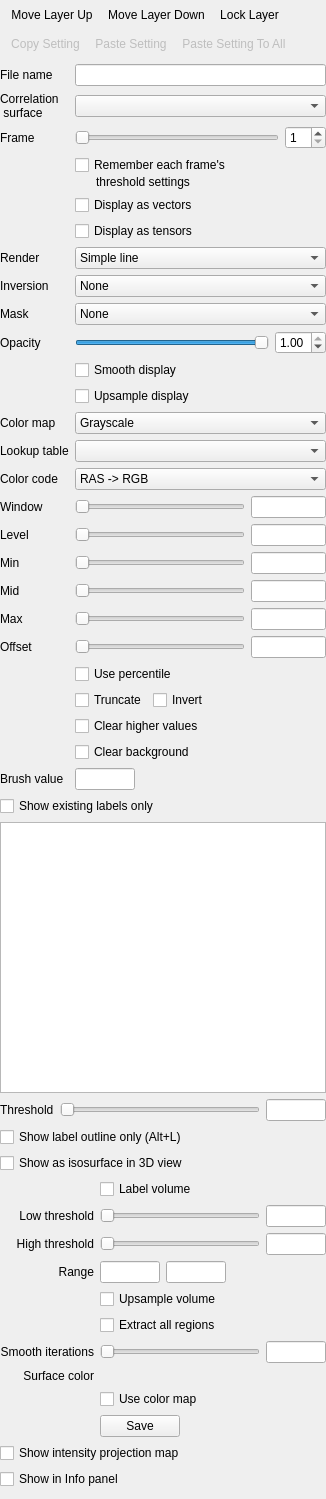
The window that freeview/PanelVolume.ui (freesurfer/freesurfer) describes before a commit, drawn with Qt 5.
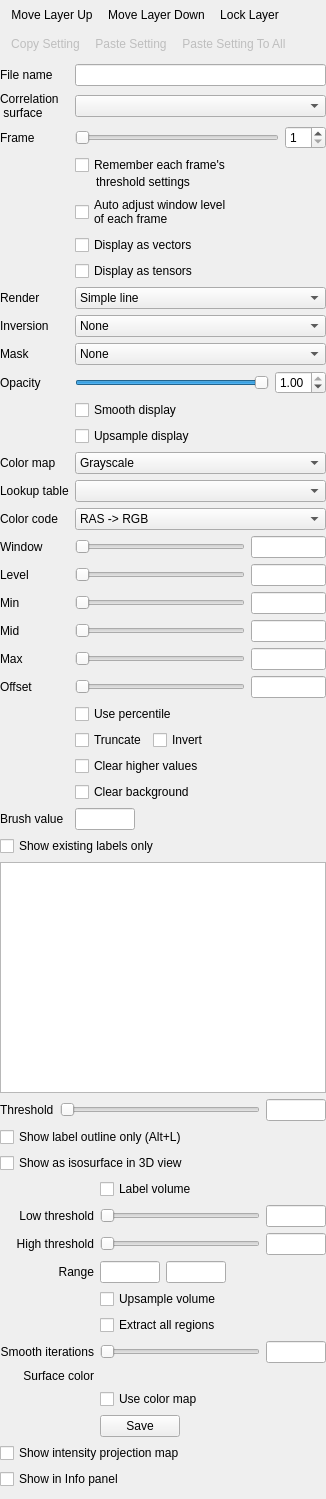
The same window after the commit. Icons and pictures are not drawn. Custom widgets are drawn as their Qt base class.

Commit message: Added option to auto set window level for each frame in the volume

```diff
--- a/freeview/PanelVolume.ui
+++ b/freeview/PanelVolume.ui
@@ -28,7 +28,7 @@
      <x>0</x>
      <y>0</y>
      <width>311</width>
-     <height>1573</height>
+     <height>1615</height>
     </rect>
    </property>
    <layout class="QVBoxLayout" name="verticalLayout">
@@ -130,28 +130,28 @@
         </item>
        </layout>
       </item>
-      <item row="4" column="1">
+      <item row="5" column="1">
        <widget class="QCheckBox" name="checkBoxDisplayVector">
         <property name="text">
          <string>Display as vectors</string>
         </property>
        </widget>
       </item>
-      <item row="5" column="1">
+      <item row="6" column="1">
        <widget class="QCheckBox" name="checkBoxDisplayTensor">
         <property name="text">
          <string>Display as tensors</string>
         </property>
        </widget>
       </item>
-      <item row="6" column="0">
+      <item row="7" column="0">
        <widget class="QLabel" name="labelRenderObject">
         <property name="text">
          <string>Render</string>
         </property>
        </widget>
       </item>
-      <item row="6" column="1">
+      <item row="7" column="1">
        <widget class="QComboBox" name="comboBoxRenderObject">
         <item>
          <property name="text">
@@ -165,14 +165,14 @@
         </item>
        </widget>
       </item>
-      <item row="7" column="0">
+      <item row="8" column="0">
        <widget class="QLabel" name="labelInversion">
         <property name="text">
          <string>Inversion</string>
         </property>
        </widget>
       </item>
-      <item row="7" column="1">
+      <item row="8" column="1">
        <widget class="QComboBox" name="comboBoxInversion">
         <item>
          <property name="text">
@@ -196,14 +196,14 @@
         </item>
        </widget>
       </item>
-      <item row="8" column="0">
+      <item row="9" column="0">
        <widget class="QLabel" name="labelMask">
         <property name="text">
          <string>Mask</string>
         </property>
        </widget>
       </item>
-      <item row="8" column="1">
+      <item row="9" column="1">
        <widget class="QComboBox" name="comboBoxMask">
         <item>
          <property name="text">
@@ -212,14 +212,14 @@
         </item>
        </widget>
       </item>
-      <item row="9" column="0">
+      <item row="10" column="0">
        <widget class="QLabel" name="labelOpacity">
         <property name="text">
          <string>Opacity</string>
         </property>
        </widget>
       </item>
-      <item row="9" column="1">
+      <item row="10" column="1">
        <layout class="QHBoxLayout" name="horizontalLayout_2">
         <item>
          <widget class="QSlider" name="sliderOpacity">
@@ -249,28 +249,28 @@
         </item>
        </layout>
       </item>
-      <item row="10" column="1">
+      <item row="11" column="1">
        <widget class="QCheckBox" name="checkBoxSmooth">
         <property name="text">
          <string>Smooth display</string>
         </property>
        </widget>
       </item>
-      <item row="11" column="1">
+      <item row="12" column="1">
        <widget class="QCheckBox" name="checkBoxUpsample">
         <property name="text">
          <string>Upsample display</string>
         </property>
        </widget>
       </item>
-      <item row="12" column="0">
+      <item row="13" column="0">
        <widget class="QLabel" name="labelColorMap">
         <property name="text">
          <string>Color map</string>
         </property>
        </widget>
       </item>
-      <item row="12" column="1">
+      <item row="13" column="1">
        <widget class="QComboBox" name="comboBoxColorMap">
         <item>
          <property name="text">
@@ -304,24 +304,24 @@
         </item>
        </widget>
       </item>
-      <item row="13" column="0">
+      <item row="14" column="0">
        <widget class="QLabel" name="labelLookUpTable">
         <property name="text">
          <string>Lookup table</string>
         </property>
        </widget>
       </item>
-      <item row="13" column="1">
+      <item row="14" column="1">
        <widget class="QComboBox" name="comboBoxLookUpTable"/>
       </item>
-      <item row="14" column="0">
+      <item row="15" column="0">
        <widget class="QLabel" name="labelDirectionCode">
         <property name="text">
          <string>Color code</string>
         </property>
        </widget>
       </item>
-      <item row="14" column="1">
+      <item row="15" column="1">
        <widget class="QComboBox" name="comboBoxDirectionCode">
         <item>
          <property name="text">
@@ -355,14 +355,14 @@
         </item>
        </widget>
       </item>
-      <item row="15" column="0">
+      <item row="16" column="0">
        <widget class="QLabel" name="labelWindow">
         <property name="text">
          <string>Window</string>
         </property>
        </widget>
       </item>
-      <item row="15" column="1">
+      <item row="16" column="1">
        <layout class="QHBoxLayout" name="horizontalLayout_6">
         <item>
          <widget class="QSlider" name="sliderWindow">
@@ -392,14 +392,14 @@
         </item>
        </layout>
       </item>
-      <item row="16" column="0">
+      <item row="17" column="0">
        <widget class="QLabel" name="labelLevel">
         <property name="text">
          <string>Level</string>
         </property>
        </widget>
       </item>
-      <item row="16" column="1">
+      <item row="17" column="1">
        <layout class="QHBoxLayout" name="horizontalLayout_10">
         <item>
          <widget class="QSlider" name="sliderLevel">
@@ -429,14 +429,14 @@
         </item>
        </layout>
       </item>
-      <item row="17" column="0">
+      <item row="18" column="0">
        <widget class="QLabel" name="labelMin">
         <property name="text">
          <string>Min</string>
         </property>
        </widget>
       </item>
-      <item row="17" column="1">
+      <item row="18" column="1">
        <layout class="QHBoxLayout" name="horizontalLayout_9">
         <item>
          <widget class="QSlider" name="sliderMin">
@@ -466,14 +466,14 @@
         </item>
        </layout>
       </item>
-      <item row="18" column="0">
+      <item row="19" column="0">
        <widget class="QLabel" name="labelMid">
         <property name="text">
          <string>Mid</string>
         </property>
        </widget>
       </item>
-      <item row="18" column="1">
+      <item row="19" column="1">
        <layout class="QHBoxLayout" name="horizontalLayout_7">
         <item>
          <widget class="QSlider" name="sliderMid">
@@ -503,7 +503,7 @@
         </item>
        </layout>
       </item>
-      <item row="19" column="1">
+      <item row="20" column="1">
        <layout class="QHBoxLayout" name="horizontalLayout_11">
         <item>
          <widget class="QSlider" name="sliderMax">
@@ -533,14 +533,14 @@
         </item>
        </layout>
       </item>
-      <item row="20" column="0">
+      <item row="21" column="0">
        <widget class="QLabel" name="labelOffset">
         <property name="text">
          <string>Offset</string>
         </property>
        </widget>
       </item>
-      <item row="20" column="1">
+      <item row="21" column="1">
        <layout class="QHBoxLayout" name="horizontalLayout_14">
         <item>
          <widget class="QSlider" name="sliderOffset">
@@ -570,7 +570,7 @@
         </item>
        </layout>
       </item>
-      <item row="21" column="1">
+      <item row="22" column="1">
        <layout class="QGridLayout" name="gridLayout">
         <item row="1" column="0">
          <widget class="QCheckBox" name="checkBoxTruncate">
@@ -622,14 +622,14 @@
         </item>
        </layout>
       </item>
-      <item row="22" column="0">
+      <item row="23" column="0">
        <widget class="QLabel" name="labelBrushValue">
         <property name="text">
          <string>Brush value</string>
         </property>
        </widget>
       </item>
-      <item row="22" column="1">
+      <item row="23" column="1">
        <layout class="QHBoxLayout" name="horizontalLayout_17">
         <item>
          <widget class="QLineEdit" name="lineEditBrushValue">
@@ -678,7 +678,7 @@
         </item>
        </layout>
       </item>
-      <item row="19" column="0">
+      <item row="20" column="0">
        <widget class="QLabel" name="labelMax">
         <property name="text">
          <string>Max</string>
@@ -729,6 +729,14 @@
       <item row="1" column="1">
        <widget class="QComboBox" name="comboBoxCorrelationSurface"/>
       </item>
+      <item row="4" column="1">
+       <widget class="QCheckBox" name="checkBoxAutoAdjustFrameLevel">
+        <property name="text">
+         <string>Auto adjust window level 
+of each frame</string>
+        </property>
+       </widget>
+      </item>
      </layout>
     </item>
     <item>
```
The commit also changes 5 other files.
